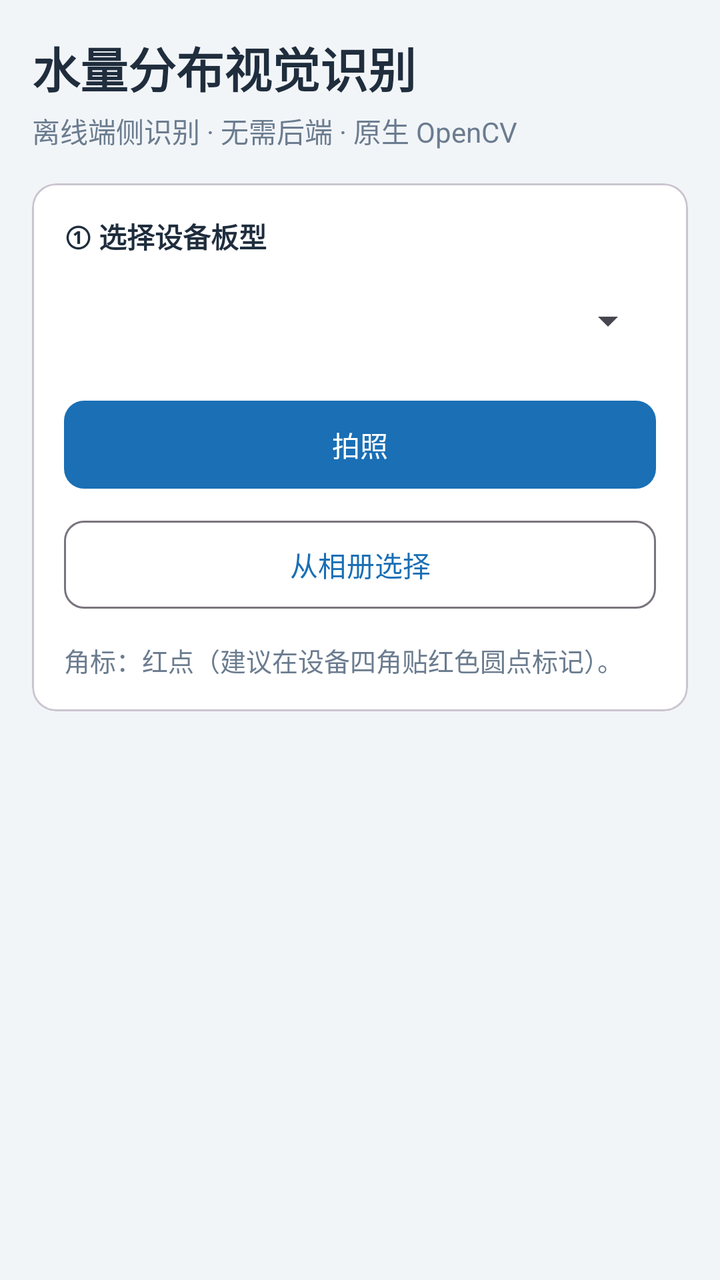
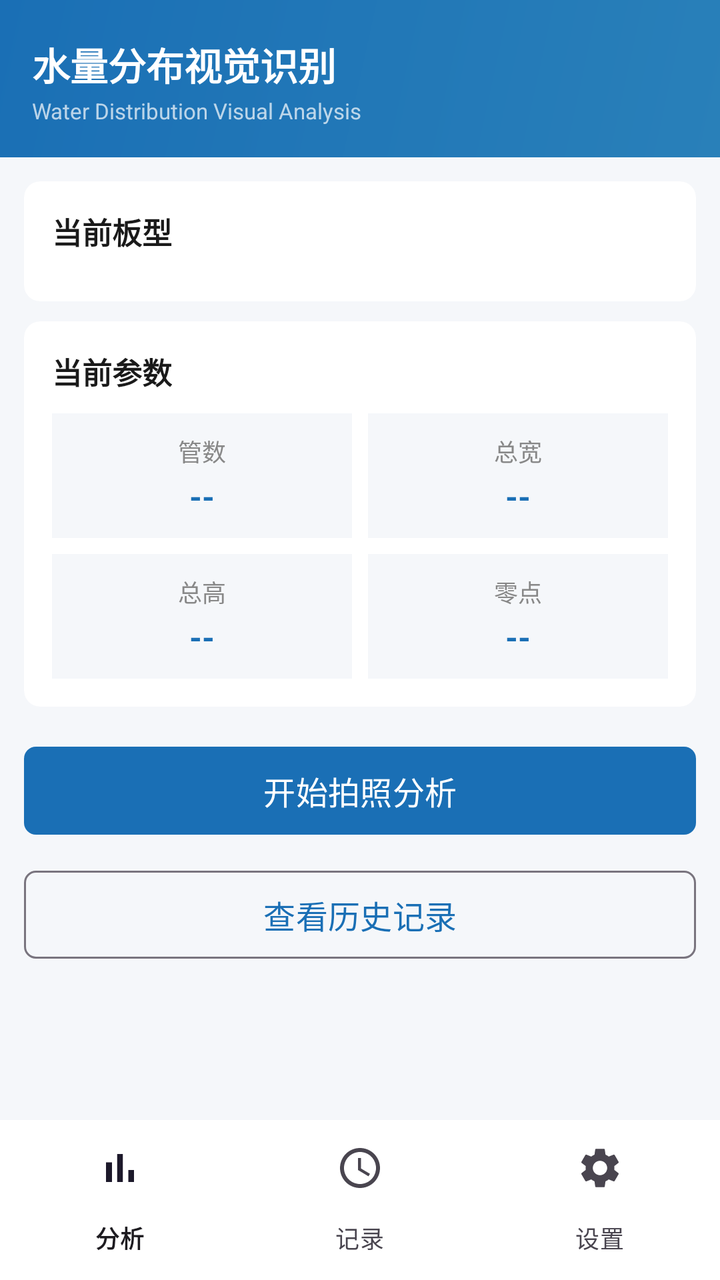

Compare the two renders of this Android layout. The source of the first and the diff that turns it into the second are given below.
<!-- AndroidManifest.xml: application theme Theme.WaterDetect -->
<!-- res/layout/activity_main.xml -->
<?xml version="1.0" encoding="utf-8"?>
<ScrollView xmlns:android="http://schemas.android.com/apk/res/android"
    xmlns:app="http://schemas.android.com/apk/res-auto"
    android:layout_width="match_parent"
    android:layout_height="match_parent"
    android:background="@color/bg">

    <LinearLayout
        android:layout_width="match_parent"
        android:layout_height="wrap_content"
        android:orientation="vertical"
        android:padding="16dp">

        <TextView
            android:layout_width="match_parent"
            android:layout_height="wrap_content"
            android:text="水量分布视觉识别"
            android:textSize="24sp"
            android:textStyle="bold"
            android:textColor="@color/text_main" />

        <TextView
            android:layout_width="match_parent"
            android:layout_height="wrap_content"
            android:layout_marginTop="4dp"
            android:text="离线端侧识别 · 无需后端 · 原生 OpenCV"
            android:textColor="@color/text_sub" />

        <com.google.android.material.card.MaterialCardView
            android:layout_width="match_parent"
            android:layout_height="wrap_content"
            android:layout_marginTop="16dp"
            app:cardCornerRadius="12dp"
            app:cardBackgroundColor="@color/card">

            <LinearLayout
                android:layout_width="match_parent"
                android:layout_height="wrap_content"
                android:orientation="vertical"
                android:padding="16dp">

                <TextView
                    android:layout_width="match_parent"
                    android:layout_height="wrap_content"
                    android:text="① 选择设备板型"
                    android:textStyle="bold"
                    android:textColor="@color/text_main" />

                <Spinner
                    android:id="@+id/boardSpinner"
                    android:layout_width="match_parent"
                    android:layout_height="48dp"
                    android:layout_marginTop="8dp" />

                <com.google.android.material.button.MaterialButton
                    android:id="@+id/btnCapture"
                    android:layout_width="match_parent"
                    android:layout_height="52dp"
                    android:layout_marginTop="12dp"
                    android:text="拍照"
                    app:cornerRadius="10dp" />

                <com.google.android.material.button.MaterialButton
                    android:id="@+id/btnPick"
                    style="@style/Widget.Material3.Button.OutlinedButton"
                    android:layout_width="match_parent"
                    android:layout_height="52dp"
                    android:layout_marginTop="8dp"
                    android:text="从相册选择"
                    app:cornerRadius="10dp" />

                <TextView
                    android:layout_width="match_parent"
                    android:layout_height="wrap_content"
                    android:layout_marginTop="12dp"
                    android:text="角标：红点（建议在设备四角贴红色圆点标记）。"
                    android:textColor="@color/text_sub"
                    android:textSize="13sp" />
            </LinearLayout>
        </com.google.android.material.card.MaterialCardView>
    </LinearLayout>
</ScrollView>
<!-- resources referenced by this layout -->
<resources>
  <color name="bg">#f2f5f8</color>
  <color name="card">#ffffff</color>
  <color name="text_main">#1f2d3d</color>
  <color name="text_sub">#6b7c8f</color>
  <style name="Theme.WaterDetect" parent="Theme.Material3.DayNight.NoActionBar">
          <item name="colorPrimary">@color/blue_primary</item>
          <item name="colorPrimaryDark">@color/blue_dark</item>
          <item name="android:windowBackground">@color/bg</item>
          <item name="android:statusBarColor">@color/blue_dark</item>
      </style>
  <color name="blue_primary">#1a6fb5</color>
  <color name="blue_dark">#155a93</color>
</resources>

<!-- the commit's change to res/layout/activity_main.xml (unified diff, before → after) -->
@@ -1,82 +1,265 @@
 <?xml version="1.0" encoding="utf-8"?>
-<ScrollView xmlns:android="http://schemas.android.com/apk/res/android"
+<LinearLayout xmlns:android="http://schemas.android.com/apk/res/android"
     xmlns:app="http://schemas.android.com/apk/res-auto"
     android:layout_width="match_parent"
     android:layout_height="match_parent"
+    android:orientation="vertical"
     android:background="@color/bg">
 
+    
     <LinearLayout
         android:layout_width="match_parent"
         android:layout_height="wrap_content"
         android:orientation="vertical"
-        android:padding="16dp">
+        android:background="@drawable/bg_nav_gradient"
+        android:paddingStart="16dp"
+        android:paddingEnd="16dp"
+        android:paddingTop="18dp"
+        android:paddingBottom="16dp">
 
         <TextView
+            android:layout_width="wrap_content"
+            android:layout_height="wrap_content"
+            android:text="水量分布视觉识别"
+            android:textSize="19sp"
+            android:textStyle="bold"
+            android:textColor="@color/card" />
+
+        <TextView
+            android:layout_width="wrap_content"
+            android:layout_height="wrap_content"
+            android:layout_marginTop="2dp"
+            android:text="Water Distribution Visual Analysis"
+            android:textSize="11sp"
+            android:textColor="#B3FFFFFF" />
+    </LinearLayout>
+
+    <ScrollView
+        android:layout_width="match_parent"
+        android:layout_height="0dp"
+        android:layout_weight="1"
+        android:overScrollMode="never">
+
+        <LinearLayout
             android:layout_width="match_parent"
             android:layout_height="wrap_content"
-            android:text="水量分布视觉识别"
-            android:textSize="24sp"
-            android:textStyle="bold"
-            android:textColor="@color/text_main" />
-
-        <TextView
-            android:layout_width="match_parent"
-            android:layout_height="wrap_content"
-            android:layout_marginTop="4dp"
-            android:text="离线端侧识别 · 无需后端 · 原生 OpenCV"
-            android:textColor="@color/text_sub" />
-
-        <com.google.android.material.card.MaterialCardView
-            android:layout_width="match_parent"
-            android:layout_height="wrap_content"
-            android:layout_marginTop="16dp"
-            app:cardCornerRadius="12dp"
-            app:cardBackgroundColor="@color/card">
-
-            <LinearLayout
+            android:orientation="vertical"
+            android:padding="12dp">
+
+            
+            <com.google.android.material.card.MaterialCardView
                 android:layout_width="match_parent"
                 android:layout_height="wrap_content"
-                android:orientation="vertical"
-                android:padding="16dp">
-
-                <TextView
+                app:cardCornerRadius="8dp"
+                app:cardBackgroundColor="@color/card"
+                app:cardUseCompatPadding="false"
+                app:strokeWidth="0dp">
+
+                <LinearLayout
                     android:layout_width="match_parent"
                     android:layout_height="wrap_content"
-                    android:text="① 选择设备板型"
-                    android:textStyle="bold"
-                    android:textColor="@color/text_main" />
-
-                <Spinner
-                    android:id="@+id/boardSpinner"
-                    android:layout_width="match_parent"
-                    android:layout_height="48dp"
-                    android:layout_marginTop="8dp" />
-
-                <com.google.android.material.button.MaterialButton
-                    android:id="@+id/btnCapture"
-                    android:layout_width="match_parent"
-                    android:layout_height="52dp"
-                    android:layout_marginTop="12dp"
-                    android:text="拍照"
-                    app:cornerRadius="10dp" />
-
-                <com.google.android.material.button.MaterialButton
-                    android:id="@+id/btnPick"
-                    style="@style/Widget.Material3.Button.OutlinedButton"
-                    android:layout_width="match_parent"
-                    android:layout_height="52dp"
-                    android:layout_marginTop="8dp"
-                    android:text="从相册选择"
-                    app:cornerRadius="10dp" />
-
-                <TextView
+                    android:orientation="vertical"
+                    android:padding="14dp">
+
+                    <TextView
+                        android:layout_width="wrap_content"
+                        android:layout_height="wrap_content"
+                        android:text="当前板型"
+                        android:textSize="15sp"
+                        android:textStyle="bold"
+                        android:textColor="@color/text_main" />
+
+                    <LinearLayout
+                        android:id="@+id/boardList"
+                        android:layout_width="match_parent"
+                        android:layout_height="wrap_content"
+                        android:layout_marginTop="10dp"
+                        android:orientation="vertical" />
+                </LinearLayout>
+            </com.google.android.material.card.MaterialCardView>
+
+            
+            <com.google.android.material.card.MaterialCardView
+                android:layout_width="match_parent"
+                android:layout_height="wrap_content"
+                android:layout_marginTop="10dp"
+                app:cardCornerRadius="8dp"
+                app:cardBackgroundColor="@color/card"
+                app:strokeWidth="0dp">
+
+                <LinearLayout
                     android:layout_width="match_parent"
                     android:layout_height="wrap_content"
-                    android:layout_marginTop="12dp"
-                    android:text="角标：红点（建议在设备四角贴红色圆点标记）。"
-                    android:textColor="@color/text_sub"
-                    android:textSize="13sp" />
-            </LinearLayout>
-        </com.google.android.material.card.MaterialCardView>
-    </LinearLayout>
-</ScrollView>
+                    android:orientation="vertical"
+                    android:padding="14dp">
+
+                    <TextView
+                        android:layout_width="wrap_content"
+                        android:layout_height="wrap_content"
+                        android:text="当前参数"
+                        android:textSize="15sp"
+                        android:textStyle="bold"
+                        android:textColor="@color/text_main" />
+
+                    <LinearLayout
+                        android:layout_width="match_parent"
+                        android:layout_height="wrap_content"
+                        android:layout_marginTop="10dp"
+                        android:orientation="horizontal">
+
+                        <LinearLayout
+                            android:layout_width="0dp"
+                            android:layout_height="wrap_content"
+                            android:layout_weight="1"
+                            android:orientation="vertical"
+                            android:gravity="center"
+                            android:background="@color/param_bg"
+                            android:padding="10dp">
+
+                            <TextView
+                                android:layout_width="wrap_content"
+                                android:layout_height="wrap_content"
+                                android:text="管数"
+                                android:textSize="12sp"
+                                android:textColor="@color/text_sub" />
+
+                            <TextView
+                                android:id="@+id/paramTubes"
+                                android:layout_width="wrap_content"
+                                android:layout_height="wrap_content"
+                                android:layout_marginTop="3dp"
+                                android:textSize="16sp"
+                                android:textStyle="bold"
+                                android:textColor="@color/blue_primary"
+                                android:text="--" />
+                        </LinearLayout>
+
+                        <LinearLayout
+                            android:layout_width="0dp"
+                            android:layout_height="wrap_content"
+                            android:layout_weight="1"
+                            android:layout_marginStart="8dp"
+                            android:orientation="vertical"
+                            android:gravity="center"
+                            android:background="@color/param_bg"
+                            android:padding="10dp">
+
+                            <TextView
+                                android:layout_width="wrap_content"
+                                android:layout_height="wrap_content"
+                                android:text="总宽"
+                                android:textSize="12sp"
+                                android:textColor="@color/text_sub" />
+
+                            <TextView
+                                android:id="@+id/paramWidth"
+                                android:layout_width="wrap_content"
+                                android:layout_height="wrap_content"
+                                android:layout_marginTop="3dp"
+                                android:textSize="16sp"
+                                android:textStyle="bold"
+                                android:textColor="@color/blue_primary"
+                                android:text="--" />
+                        </LinearLayout>
+                    </LinearLayout>
+
+                    <LinearLayout
+                        android:layout_width="match_parent"
+                        android:layout_height="wrap_content"
+                        android:layout_marginTop="8dp"
+                        android:orientation="horizontal">
+
+                        <LinearLayout
+                            android:layout_width="0dp"
+                            android:layout_height="wrap_content"
+                            android:layout_weight="1"
+                            android:orientation="vertical"
+                            android:gravity="center"
+                            android:background="@color/param_bg"
+                            android:padding="10dp">
+
+                            <TextView
+                                android:layout_width="wrap_content"
+                                android:layout_height="wrap_content"
+                                android:text="总高"
+                                android:textSize="12sp"
+                                android:textColor="@color/text_sub" />
+
+                            <TextView
+                                android:id="@+id/paramHeight"
+                                android:layout_width="wrap_content"
+                                android:layout_height="wrap_content"
+                                android:layout_marginTop="3dp"
+                                android:textSize="16sp"
+                                android:textStyle="bold"
+                                android:textColor="@color/blue_primary"
+                                android:text="--" />
+                        </LinearLayout>
+
+                        <LinearLayout
+                            android:layout_width="0dp"
+                            android:layout_height="wrap_content"
+                            android:layout_weight="1"
+                            android:layout_marginStart="8dp"
+                            android:orientation="vertical"
+                            android:gravity="center"
+                            android:background="@color/param_bg"
+                            android:padding="10dp">
+
+                            <TextView
+                                android:layout_width="wrap_content"
+                                android:layout_height="wrap_content"
+                                android:text="零点"
+                                android:textSize="12sp"
+                                android:textColor="@color/text_sub" />
+
+                            <TextView
+                                android:id="@+id/paramZero"
+                                android:layout_width="wrap_content"
+                                android:layout_height="wrap_content"
+                                android:layout_marginTop="3dp"
+                                android:textSize="16sp"
+                                android:textStyle="bold"
+                                android:textColor="@color/blue_primary"
+                                android:text="--" />
+                        </LinearLayout>
+                    </LinearLayout>
+                </LinearLayout>
+            </com.google.android.material.card.MaterialCardView>
+
+            <com.google.android.material.button.MaterialButton
+                android:id="@+id/btnStart"
+                android:layout_width="match_parent"
+                android:layout_height="52dp"
+                android:layout_marginTop="16dp"
+                android:text="开始拍照分析"
+                android:textSize="16sp"
+                app:cornerRadius="6dp" />
+
+            <com.google.android.material.button.MaterialButton
+                android:id="@+id/btnHistory"
+                style="@style/Widget.Material3.Button.OutlinedButton"
+                android:layout_width="match_parent"
+                android:layout_height="52dp"
+                android:layout_marginTop="10dp"
+                android:layout_marginBottom="8dp"
+                android:text="查看历史记录"
+                android:textSize="16sp"
+                app:cornerRadius="6dp" />
+        </LinearLayout>
+    </ScrollView>
+
+    <include layout="@layout/view_bottom_nav" />
+</LinearLayout>
+<!-- res/layout/view_bottom_nav.xml (included above) -->
+<?xml version="1.0" encoding="utf-8"?>
+<com.google.android.material.bottomnavigation.BottomNavigationView
+    xmlns:android="http://schemas.android.com/apk/res/android"
+    xmlns:app="http://schemas.android.com/apk/res-auto"
+    android:id="@+id/bottomNav"
+    android:layout_width="match_parent"
+    android:layout_height="wrap_content"
+    android:background="@color/card"
+    app:elevation="8dp"
+    app:labelVisibilityMode="labeled"
+    app:menu="@menu/bottom_nav" />
<!-- resource entries referenced after the edit -->
@@ -1,9 +1,18 @@
 <!-- resources referenced by this layout -->
 <resources>
-  <color name="bg">#f2f5f8</color>
+  <color name="bg">#f5f7fa</color>
   <color name="card">#ffffff</color>
-  <color name="text_main">#1f2d3d</color>
-  <color name="text_sub">#6b7c8f</color>
+  <color name="param_bg">#f5f7fa</color>
+  <color name="text_main">#1a1a1a</color>
+  <color name="text_sub">#888888</color>
+  <!-- drawable bg_nav_gradient (drawable) -->
+  <?xml version="1.0" encoding="utf-8"?>
+  <shape xmlns:android="http://schemas.android.com/apk/res/android">
+      <gradient
+          android:startColor="#1a6fb5"
+          android:endColor="#2980b9"
+          android:angle="315" />
+  </shape>
   <style name="Theme.WaterDetect" parent="Theme.Material3.DayNight.NoActionBar">
           <item name="colorPrimary">@color/blue_primary</item>
           <item name="colorPrimaryDark">@color/blue_dark</item>
